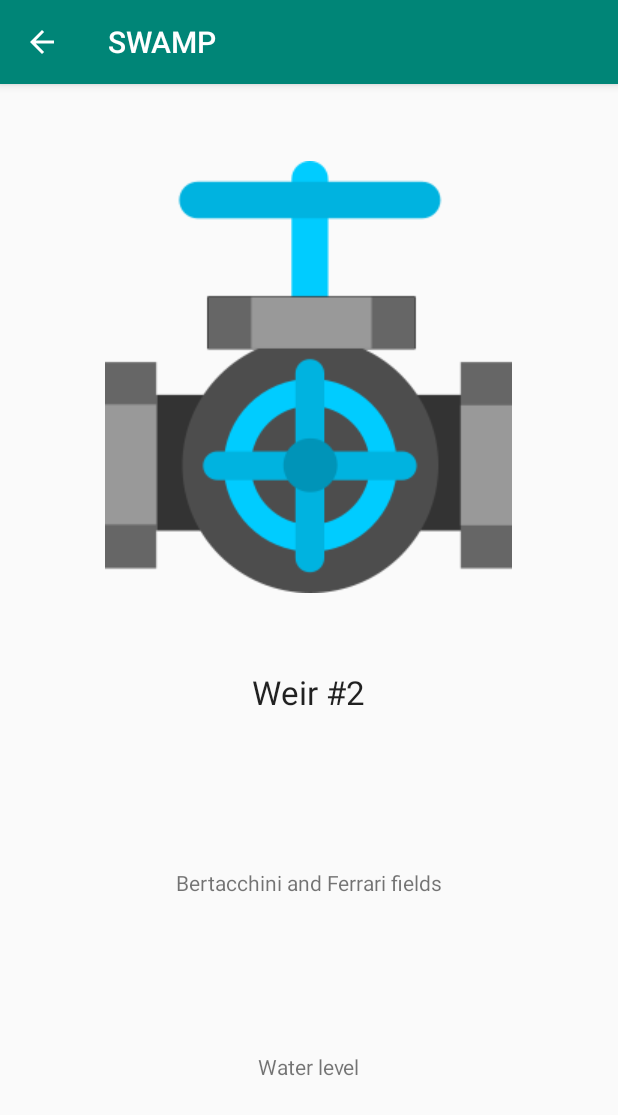
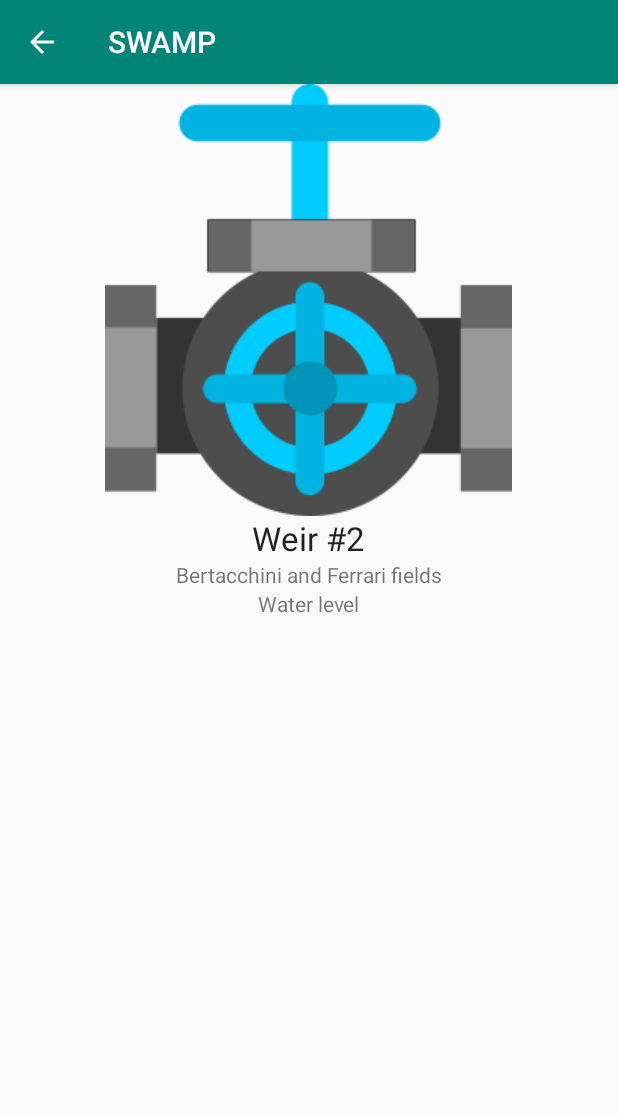
Before and after one commit to arces-wot/Dugarolo, an Android app: the WeirActivity screen opened directly, with no data from a screen before it, on a phone screen of 412 x 824 dp. Shown: the top 1115 px of the screen. Run offline under Robolectric (Android 15) with nearby library versions, the phone set to English and light mode, and no system bars; 3 statements that could not run were skipped.

Commit message:
a bit of refactoring

```diff
--- a/app/build.gradle
+++ b/app/build.gradle
@@ -27,6 +27,7 @@ dependencies {
     implementation 'org.osmdroid:osmdroid-mapsforge:6.1.2'
     implementation 'org.osmdroid:osmdroid-mapsforge:6.1.2'
     implementation 'net.danlew:android.joda:2.10.3'
+    implementation 'androidx.recyclerview:recyclerview:1.0.0'
     testImplementation 'junit:junit:4.12'
     androidTestImplementation 'androidx.test.ext:junit:1.1.1'
     androidTestImplementation 'androidx.test.espresso:espresso-core:3.2.0'
--- a/app/src/main/res/layout/activity_main.xml
+++ b/app/src/main/res/layout/activity_main.xml
@@ -30,11 +30,11 @@
         android:textStyle="bold">
     </TextView>
 
-    <ListView
+    <androidx.recyclerview.widget.RecyclerView
         android:id="@+id/list_requests"
         android:layout_width="match_parent"
         android:layout_height="wrap_content"
-        android:smoothScrollbar="true"
+        android:scrollbars="vertical"
         android:padding="10dp"/>
 
 </LinearLayout>
--- a/app/src/main/res/layout/activity_weir.xml
+++ b/app/src/main/res/layout/activity_weir.xml
@@ -1,39 +1,42 @@
 <?xml version="1.0" encoding="utf-8"?>
-<LinearLayout xmlns:android="http://schemas.android.com/apk/res/android"
+<ScrollView xmlns:android="http://schemas.android.com/apk/res/android"
+    android:layout_height="match_parent"
     android:layout_width="match_parent"
-    android:layout_height="match_parent"
-    android:orientation="vertical"
-    android:gravity="center_horizontal">
+    xmlns:tools="http://schemas.android.com/tools"
+    tools:context=".WeirActivity">
+
+    <LinearLayout
+        android:layout_width="match_parent"
+        android:layout_height="wrap_content"
+        android:orientation="vertical">
 
         <ImageView
             android:layout_width="wrap_content"
             android:layout_height="wrap_content"
             android:src="@drawable/weir"
-        android:layout_weight="1">
-    </ImageView>
+            android:layout_gravity="top|center_horizontal"/>
 
         <TextView
             android:id="@+id/weir_number"
             android:layout_width="wrap_content"
             android:layout_height="wrap_content"
-        android:layout_weight="1"
             android:text="Weir #2"
-        android:textAppearance="?android:attr/textAppearanceLarge">
-    </TextView>
+            android:layout_gravity="center"
+            android:textAppearance="?android:attr/textAppearanceLarge" />
 
         <TextView
             android:id="@+id/farm_name"
             android:layout_width="wrap_content"
             android:layout_height="wrap_content"
-        android:layout_weight="1"
-        android:text="Bertacchini and Ferrari fields">
-    </TextView>
+            android:layout_gravity="center"
+            android:text="Bertacchini and Ferrari fields" />
 
         <TextView
             android:id="@+id/water_level"
             android:layout_width="wrap_content"
             android:layout_height="wrap_content"
-        android:layout_weight="1"
-        android:text="Water level">
-    </TextView>
+            android:layout_gravity="bottom|center_horizontal"
+            android:text="Water level" />
     </LinearLayout>
+
+</ScrollView>
--- a/app/src/main/res/layout/item_request.xml
+++ b/app/src/main/res/layout/item_request.xml
@@ -1,7 +1,8 @@
 <?xml version="1.0" encoding="utf-8"?>
 <LinearLayout xmlns:android="http://schemas.android.com/apk/res/android"
-    android:orientation="horizontal" android:layout_width="match_parent"
-    android:layout_height="match_parent">
+    android:orientation="horizontal"
+    android:layout_width="match_parent"
+    android:layout_height="wrap_content">
 
     <ImageView
         android:id="@+id/basic_icon"
```
Also changed, not shown: app/src/main/java/com/example/dugarolo/MainActivity.java (+87 -38 lines), app/src/main/java/com/example/dugarolo/Request.java (+5 -17 lines), app/src/main/java/com/example/dugarolo/RequestDetailsActivity.java (+11 -3 lines), app/src/main/java/com/example/dugarolo/RequestLab.java (added, +31 -0 lines), app/src/main/java/com/example/dugarolo/RequestsAdapter.java (deleted, +0 -34 lines). Lines whose indentation alone changed are shown as unchanged.
